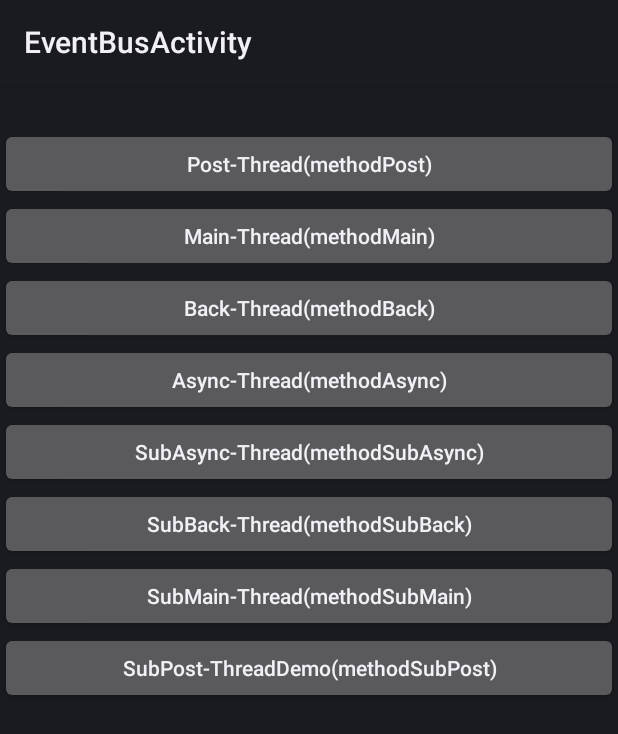
After one commit to jadeyan/common-component, an Android app: the EventBusActivity screen opened directly, with no data from a screen before it, on a phone screen of 412 x 824 dp. The commit adds this screen. Shown: the top 734 px of the screen. Run offline under Robolectric (Android 15) with nearby library versions, the phone set to English and light mode, and no system bars; libraries missing offline, so code that uses them is left out: de.greenrobot.event; 1 statement that could not run was skipped.

Commit message:
Add EventBus component.
Add EventBus component.

```diff
--- a/app/src/main/AndroidManifest.xml
+++ b/app/src/main/AndroidManifest.xml
@@ -47,6 +47,10 @@
         </activity>
         <activity android:name=".net.WebVideoFullScreenActivity">
         </activity>
+        <activity
+                android:name=".EventBusActivity"
+                android:label="EventBusActivity">
+        </activity>
     </application>
 
 </manifest>
--- a/app/src/main/java/com/creditease/common/MainActivity.java
+++ b/app/src/main/java/com/creditease/common/MainActivity.java
@@ -22,6 +22,7 @@ public class MainActivity extends Activity implements View.OnClickListener {
         findViewById(R.id.btn_softboard).setOnClickListener(this);
         findViewById(R.id.btn_webview).setOnClickListener(this);
         findViewById(R.id.btn_webVideo).setOnClickListener(this);
+        findViewById(R.id.btn_eventBus).setOnClickListener(this);
     }
 
     @Override
@@ -47,6 +48,11 @@ public class MainActivity extends Activity implements View.OnClickListener {
                 intent4.setClass(MainActivity.this, WebVideoFullScreenActivity.class);
                 startActivity(intent4);
                 break;
+            case R.id.btn_eventBus:
+                Intent intent5 = new Intent();
+                intent5.setClass(MainActivity.this, EventBusActivity.class);
+                startActivity(intent5);
+                break;
             default:
                 break;
         }
--- /dev/null
+++ b/app/src/main/res/layout/activity_eventbus.xml
@@ -0,0 +1,93 @@
+<ScrollView xmlns:android="http://schemas.android.com/apk/res/android"
+    xmlns:tools="http://schemas.android.com/tools"
+    android:layout_width="match_parent"
+    android:layout_height="wrap_content"
+    tools:context=".MainActivity"
+    >
+    <LinearLayout
+        android:layout_width="match_parent"
+        android:layout_height="wrap_content"
+        android:orientation="vertical"
+        >
+
+        <TextView
+            android:id="@+id/receive_activity_desc"
+            android:layout_width="match_parent"
+            android:layout_height="wrap_content"
+            />
+
+        <Button
+            android:id="@+id/btnPostThread"
+            android:layout_marginTop="10dp"
+            android:layout_width="match_parent"
+            android:layout_height="wrap_content"
+            android:onClick="methodPost"
+            android:textAllCaps="false"
+            android:text="Post-Thread(methodPost)"
+            />
+
+        <Button
+            android:id="@+id/btnMainThread"
+            android:layout_width="match_parent"
+            android:layout_height="wrap_content"
+            android:onClick="methodMain"
+            android:textAllCaps="false"
+            android:text="Main-Thread(methodMain)"
+            />
+
+        <Button
+            android:id="@+id/btnBackThread"
+            android:layout_width="match_parent"
+            android:layout_height="wrap_content"
+            android:onClick="methodBack"
+            android:textAllCaps="false"
+            android:text="Back-Thread(methodBack)"
+            />
+
+        <Button
+            android:id="@+id/btnAsyncThread"
+            android:layout_width="match_parent"
+            android:layout_height="wrap_content"
+            android:onClick="methodAsync"
+            android:textAllCaps="false"
+            android:text="Async-Thread(methodAsync)"
+            />
+
+        <Button
+            android:id="@+id/btnsubAsyncThread"
+            android:layout_width="match_parent"
+            android:layout_height="wrap_content"
+            android:onClick="methodSubAsync"
+            android:textAllCaps="false"
+            android:text="SubAsync-Thread(methodSubAsync)"
+            />
+
+        <Button
+            android:id="@+id/btnsubBackThread"
+            android:layout_width="match_parent"
+            android:layout_height="wrap_content"
+            android:onClick="methodSubBack"
+            android:textAllCaps="false"
+            android:text="SubBack-Thread(methodSubBack)"
+            />
+
+        <Button
+            android:id="@+id/btnsubMainThread"
+            android:layout_width="match_parent"
+            android:layout_height="wrap_content"
+            android:onClick="methodSubMain"
+            android:textAllCaps="false"
+            android:text="SubMain-Thread(methodSubMain)"
+            />
+
+        <Button
+            android:id="@+id/btnsubPostThread"
+            android:layout_width="match_parent"
+            android:layout_height="wrap_content"
+            android:onClick="methodSubPost"
+            android:textAllCaps="false"
+            android:text="SubPost-ThreadDemo(methodSubPost)"
+            />
+
+    </LinearLayout>
+</ScrollView>
```
Also changed, not shown: app/src/main/java/com/creditease/common/EventBusActivity.java (added, +222 -0 lines), app/src/main/java/com/creditease/common/event/AsyncEvent.java (added, +23 -0 lines), app/src/main/java/com/creditease/common/event/BackGroundEvent.java (added, +23 -0 lines), app/src/main/java/com/creditease/common/event/MainEvent.java (added, +23 -0 lines), app/src/main/java/com/creditease/common/event/PostEvent.java (added, +23 -0 lines), app/src/main/res/layout/content_main.xml (+7 -0 lines), app/src/main/res/layout/receive_activity.xml (added, +24 -0 lines).
